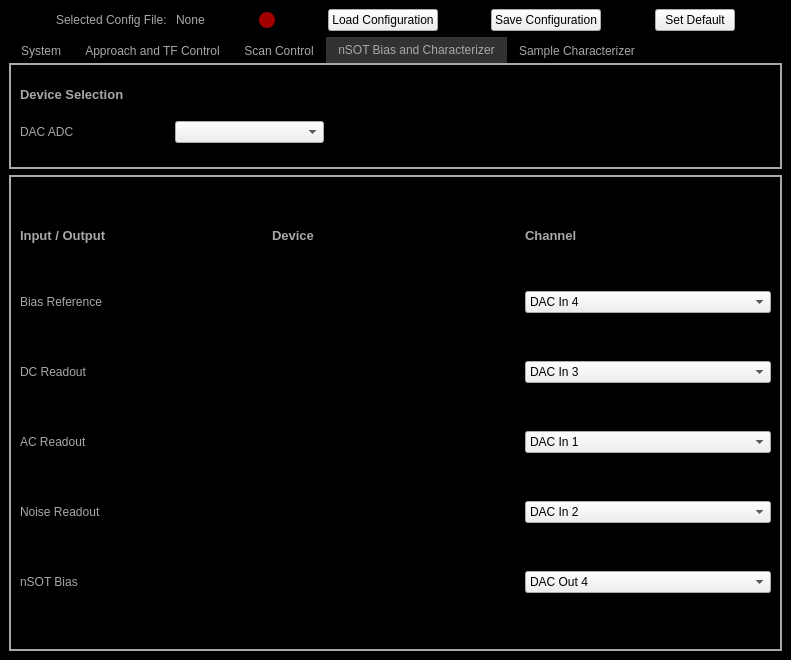
The window that Scanner GUI/DeviceSelect/DeviceSelect.ui (afylab/nanoSQUID-Scanning-Software) describes before a commit, drawn with Qt 5.
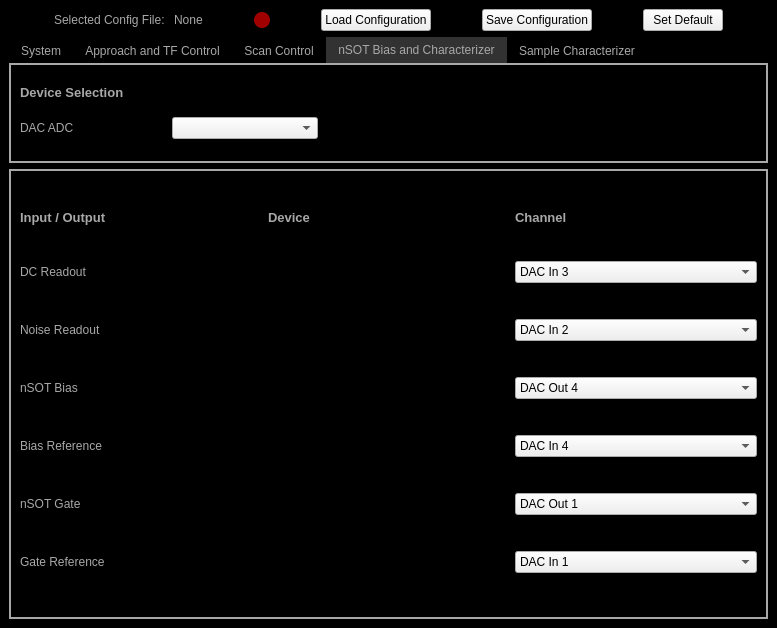
The same window after the commit. The open tabs and pages were chosen to show the change. Icons and pictures are not drawn.

```diff
--- a/Scanner GUI/DeviceSelect/DeviceSelect.ui
+++ b/Scanner GUI/DeviceSelect/DeviceSelect.ui
@@ -6,8 +6,8 @@
    <rect>
     <x>0</x>
     <y>0</y>
-    <width>791</width>
-    <height>660</height>
+    <width>777</width>
+    <height>628</height>
    </rect>
   </property>
   <property name="sizePolicy">
@@ -1445,35 +1445,95 @@
           <property name="frameShadow">
            <enum>QFrame::Raised</enum>
           </property>
-          <layout class="QGridLayout" name="gridLayout_6">
+          <layout class="QGridLayout" name="gridLayout_6" rowstretch="0,0,0,0,0,0,0">
            <item row="1" column="0">
-            <widget class="QLabel" name="label_50">
+            <widget class="QLabel" name="label_61">
              <property name="text">
-              <string>Bias Reference</string>
+              <string>DC Readout</string>
              </property>
             </widget>
            </item>
-           <item row="2" column="1">
+           <item row="0" column="2">
+            <widget class="QLabel" name="label_56">
+             <property name="font">
+              <font>
+               <pointsize>10</pointsize>
+               <weight>75</weight>
+               <bold>true</bold>
+              </font>
+             </property>
+             <property name="text">
+              <string>Channel</string>
+             </property>
+            </widget>
+           </item>
+           <item row="0" column="0">
+            <widget class="QLabel" name="label_60">
+             <property name="sizePolicy">
+              <sizepolicy hsizetype="Preferred" vsizetype="Fixed">
+               <horstretch>0</horstretch>
+               <verstretch>0</verstretch>
+              </sizepolicy>
+             </property>
+             <property name="font">
+              <font>
+               <pointsize>10</pointsize>
+               <weight>75</weight>
+               <bold>true</bold>
+              </font>
+             </property>
+             <property name="text">
+              <string>Input / Output</string>
+             </property>
+            </widget>
+           </item>
+           <item row="1" column="1">
             <widget class="QLabel" name="label_nSOT_Device2">
              <property name="text">
               <string/>
              </property>
             </widget>
            </item>
-           <item row="4" column="0">
+           <item row="1" column="2">
+            <widget class="QComboBox" name="comboBox_nSOT_DC">
+             <property name="sizePolicy">
+              <sizepolicy hsizetype="Preferred" vsizetype="Fixed">
+               <horstretch>0</horstretch>
+               <verstretch>0</verstretch>
+              </sizepolicy>
+             </property>
+             <property name="currentIndex">
+              <number>2</number>
+             </property>
+             <item>
+              <property name="text">
+               <string>DAC In 1</string>
+              </property>
+             </item>
+             <item>
+              <property name="text">
+               <string>DAC In 2</string>
+              </property>
+             </item>
+             <item>
+              <property name="text">
+               <string>DAC In 3</string>
+              </property>
+             </item>
+             <item>
+              <property name="text">
+               <string>DAC In 4</string>
+              </property>
+             </item>
+            </widget>
+           </item>
+           <item row="2" column="0">
             <widget class="QLabel" name="label_53">
              <property name="text">
               <string>Noise Readout</string>
              </property>
             </widget>
            </item>
-           <item row="3" column="1">
-            <widget class="QLabel" name="label_nSOT_Device3">
-             <property name="text">
-              <string/>
-             </property>
-            </widget>
-           </item>
            <item row="0" column="1">
             <widget class="QLabel" name="label_55">
              <property name="font">
@@ -1488,110 +1548,151 @@
              </property>
             </widget>
            </item>
-           <item row="0" column="2">
-            <widget class="QLabel" name="label_56">
-             <property name="font">
-              <font>
-               <pointsize>10</pointsize>
-               <weight>75</weight>
-               <bold>true</bold>
-              </font>
+           <item row="2" column="2">
+            <widget class="QComboBox" name="comboBox_nSOT_Noise">
+             <property name="currentIndex">
+              <number>1</number>
              </property>
+             <item>
+              <property name="text">
+               <string>DAC In 1</string>
+              </property>
+             </item>
+             <item>
+              <property name="text">
+               <string>DAC In 2</string>
+              </property>
+             </item>
+             <item>
+              <property name="text">
+               <string>DAC In 3</string>
+              </property>
+             </item>
+             <item>
+              <property name="text">
+               <string>DAC In 4</string>
+              </property>
+             </item>
+            </widget>
+           </item>
+           <item row="3" column="2">
+            <widget class="QComboBox" name="comboBox_nSOT_Bias">
+             <property name="currentIndex">
+              <number>3</number>
+             </property>
+             <item>
+              <property name="text">
+               <string>DAC Out 1</string>
+              </property>
+             </item>
+             <item>
+              <property name="text">
+               <string>DAC Out 2</string>
+              </property>
+             </item>
+             <item>
+              <property name="text">
+               <string>DAC Out 3</string>
+              </property>
+             </item>
+             <item>
+              <property name="text">
+               <string>DAC Out 4</string>
+              </property>
+             </item>
+            </widget>
+           </item>
+           <item row="5" column="0">
+            <widget class="QLabel" name="label_11">
              <property name="text">
-              <string>Channel</string>
+              <string>nSOT Gate</string>
              </property>
             </widget>
            </item>
-           <item row="1" column="1">
-            <widget class="QLabel" name="label_nSOT_Device1">
+           <item row="6" column="2">
+            <widget class="QComboBox" name="comboBox_nSOT_GateRef">
+             <item>
+              <property name="text">
+               <string>DAC In 1</string>
+              </property>
+             </item>
+             <item>
+              <property name="text">
+               <string>DAC In 2</string>
+              </property>
+             </item>
+             <item>
+              <property name="text">
+               <string>DAC In 3</string>
+              </property>
+             </item>
+             <item>
+              <property name="text">
+               <string>DAC In 4</string>
+              </property>
+             </item>
+            </widget>
+           </item>
+           <item row="5" column="2">
+            <widget class="QComboBox" name="comboBox_nSOT_Gate">
+             <item>
+              <property name="text">
+               <string>DAC Out 1</string>
+              </property>
+             </item>
+             <item>
+              <property name="text">
+               <string>DAC Out 2</string>
+              </property>
+             </item>
+             <item>
+              <property name="text">
+               <string>DAC Out 3</string>
+              </property>
+             </item>
+             <item>
+              <property name="text">
+               <string>DAC Out 4</string>
+              </property>
+             </item>
+            </widget>
+           </item>
+           <item row="2" column="1">
+            <widget class="QLabel" name="label_nSOT_Device4">
              <property name="text">
               <string/>
              </property>
             </widget>
            </item>
-           <item row="5" column="1">
+           <item row="3" column="1">
             <widget class="QLabel" name="label_nSOT_Device5">
              <property name="text">
               <string/>
              </property>
             </widget>
            </item>
-           <item row="5" column="0">
+           <item row="6" column="0">
+            <widget class="QLabel" name="label_13">
+             <property name="text">
+              <string>Gate Reference</string>
+             </property>
+            </widget>
+           </item>
+           <item row="3" column="0">
             <widget class="QLabel" name="label_59">
              <property name="text">
               <string>nSOT Bias</string>
              </property>
             </widget>
            </item>
-           <item row="0" column="0">
-            <widget class="QLabel" name="label_60">
-             <property name="sizePolicy">
-              <sizepolicy hsizetype="Preferred" vsizetype="Fixed">
-               <horstretch>0</horstretch>
-               <verstretch>0</verstretch>
-              </sizepolicy>
-             </property>
-             <property name="font">
-              <font>
-               <pointsize>10</pointsize>
-               <weight>75</weight>
-               <bold>true</bold>
-              </font>
-             </property>
+           <item row="4" column="0">
+            <widget class="QLabel" name="label_50">
              <property name="text">
-              <string>Input / Output</string>
+              <string>Bias Reference</string>
              </property>
             </widget>
            </item>
-           <item row="2" column="0">
-            <widget class="QLabel" name="label_61">
-             <property name="text">
-              <string>DC Readout</string>
-             </property>
-            </widget>
-           </item>
-           <item row="3" column="0">
-            <widget class="QLabel" name="label_62">
-             <property name="text">
-              <string>AC Readout</string>
-             </property>
-            </widget>
-           </item>
-           <item row="4" column="1">
-            <widget class="QLabel" name="label_nSOT_Device4">
-             <property name="text">
-              <string/>
-             </property>
-            </widget>
-           </item>
-           <item row="5" column="2">
-            <widget class="QComboBox" name="comboBox_nSOT_Bias">
-             <property name="currentIndex">
-              <number>3</number>
-             </property>
-             <item>
-              <property name="text">
-               <string>DAC Out 1</string>
-              </property>
-             </item>
-             <item>
-              <property name="text">
-               <string>DAC Out 2</string>
-              </property>
-             </item>
-             <item>
-              <property name="text">
-               <string>DAC Out 3</string>
-              </property>
-             </item>
-             <item>
-              <property name="text">
-               <string>DAC Out 4</string>
-              </property>
-             </item>
-            </widget>
-           </item>
-           <item row="1" column="2">
+           <item row="4" column="2">
             <widget class="QComboBox" name="comboBox_nSOT_BiasRef">
              <property name="sizePolicy">
               <sizepolicy hsizetype="Preferred" vsizetype="Fixed">
@@ -1624,85 +1725,25 @@
              </item>
             </widget>
            </item>
-           <item row="2" column="2">
-            <widget class="QComboBox" name="comboBox_nSOT_DC">
-             <property name="currentIndex">
-              <number>2</number>
+           <item row="6" column="1">
+            <widget class="QLabel" name="label_nSOT_Device6">
+             <property name="text">
+              <string/>
              </property>
-             <item>
-              <property name="text">
-               <string>DAC In 1</string>
-              </property>
-             </item>
-             <item>
-              <property name="text">
-               <string>DAC In 2</string>
-              </property>
-             </item>
-             <item>
-              <property name="text">
-               <string>DAC In 3</string>
-              </property>
-             </item>
-             <item>
-              <property name="text">
-               <string>DAC In 4</string>
-              </property>
-             </item>
             </widget>
            </item>
-           <item row="3" column="2">
-            <widget class="QComboBox" name="comboBox_nSOT_AC">
-             <property name="currentIndex">
-              <number>0</number>
+           <item row="5" column="1">
+            <widget class="QLabel" name="label_nSOT_Device3">
+             <property name="text">
+              <string/>
              </property>
-             <item>
-              <property name="text">
-               <string>DAC In 1</string>
-              </property>
-             </item>
-             <item>
-              <property name="text">
-               <string>DAC In 2</string>
-              </property>
-             </item>
-             <item>
-              <property name="text">
-               <string>DAC In 3</string>
-              </property>
-             </item>
-             <item>
-              <property name="text">
-               <string>DAC In 4</string>
-              </property>
-             </item>
             </widget>
            </item>
-           <item row="4" column="2">
-            <widget class="QComboBox" name="comboBox_nSOT_Noise">
-             <property name="currentIndex">
-              <number>1</number>
+           <item row="4" column="1">
+            <widget class="QLabel" name="label_nSOT_Device1">
+             <property name="text">
+              <string/>
              </property>
-             <item>
-              <property name="text">
-               <string>DAC In 1</string>
-              </property>
-             </item>
-             <item>
-              <property name="text">
-               <string>DAC In 2</string>
-              </property>
-             </item>
-             <item>
-              <property name="text">
-               <string>DAC In 3</string>
-              </property>
-             </item>
-             <item>
-              <property name="text">
-               <string>DAC In 4</string>
-              </property>
-             </item>
             </widget>
            </item>
           </layout>
```
